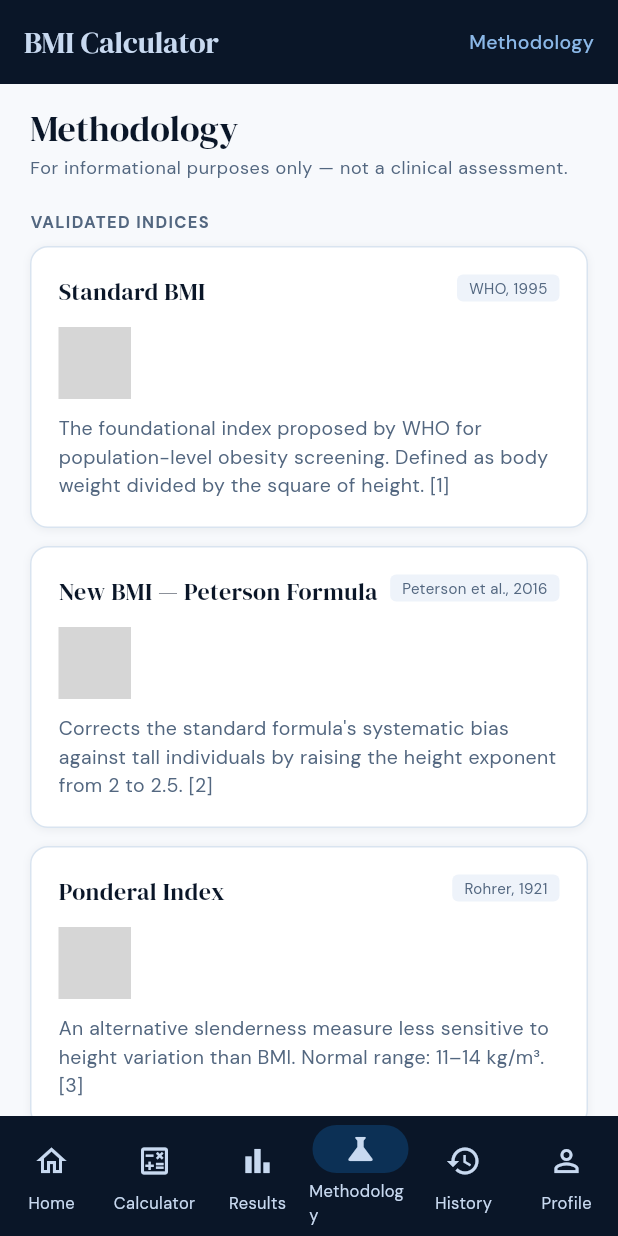
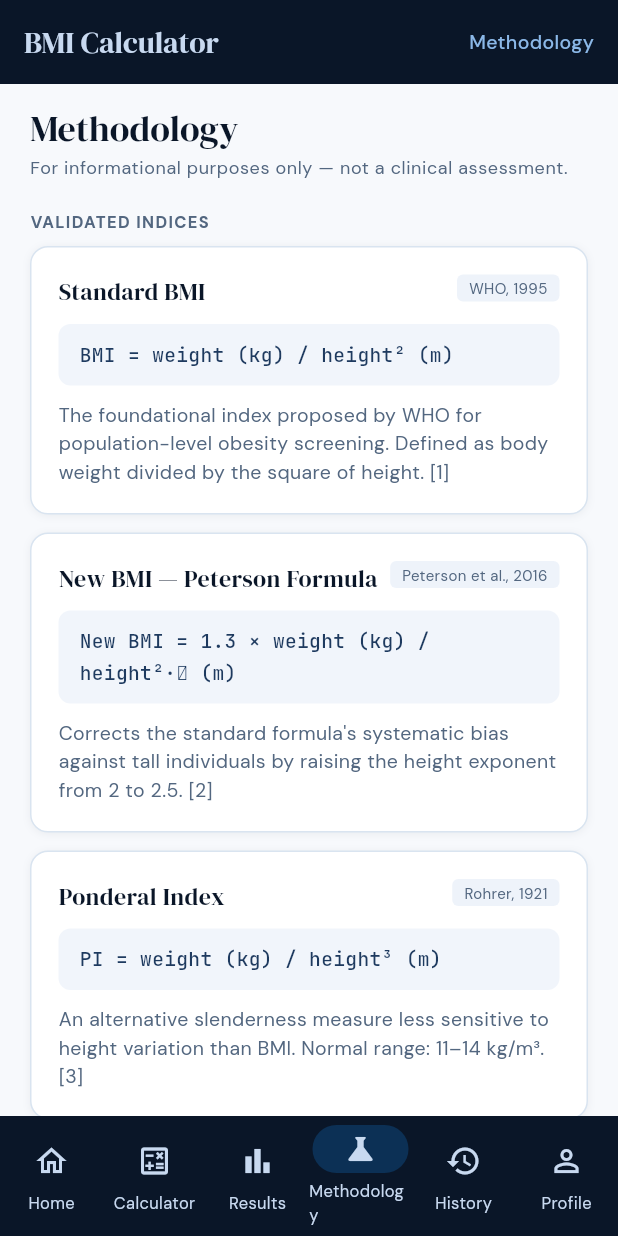
Before and after one commit to s81/bmi-app, a Flutter app: the screen it shows after launch, item 4 of the bottom bar chosen, on a phone screen of 412 x 824 dp. Run offline on Flutter 3.47's test engine with Material 3 defaults, Android fonts, the phone set to English and light mode, and no system bars; our stand-ins replace fl_chart, google_fonts, supabase_flutter; accounts and stored records are empty; grey boxes are pictures that could not be loaded.

Commit message:
Fix NDK version and remove flutter_math_fork (incompatible with Flutter 3.22)
- Set ndkVersion "25.1.8937393" explicitly in app/build.gradle
- Remove flutter_math_fork (RenderObjectWithLayoutCallbackMixin removed in
  Flutter 3.22, package is unmaintained)
- Rewrite methodology_screen to render formulas as styled JetBrainsMono
  text blocks instead of LaTeX

https://claude.ai/code/session_01FZ4Cadu8XB6W6AUJ9a7C3G

```diff
--- a/mobile/lib/screens/methodology_screen.dart
+++ b/mobile/lib/screens/methodology_screen.dart
@@ -1,5 +1,4 @@
 import 'package:flutter/material.dart';
-import 'package:flutter_math_fork/flutter_math.dart';
 import 'package:google_fonts/google_fonts.dart';
 import '../theme/app_theme.dart';
 import '../widgets/section_header.dart';
@@ -27,60 +26,62 @@ class MethodologyScreen extends StatelessWidget {
             _formulaCard(
               'Standard BMI',
               'WHO, 1995',
-              r'\text{BMI} = \dfrac{\text{weight (kg)}}{\text{height (m)}^2}',
+              'BMI = weight (kg) / height² (m)',
               'The foundational index proposed by WHO for population-level obesity screening. '
               'Defined as body weight divided by the square of height. [1]',
             ),
             _formulaCard(
               'New BMI — Peterson Formula',
               'Peterson et al., 2016',
-              r'\text{New BMI} = \dfrac{1.3 \times \text{weight (kg)}}{\text{height (m)}^{2.5}}',
-              'Corrects the standard formula\'s systematic bias against tall individuals '
+              'New BMI = 1.3 × weight (kg) / height²·⁵ (m)',
+              "Corrects the standard formula's systematic bias against tall individuals "
               'by raising the height exponent from 2 to 2.5. [2]',
             ),
             _formulaCard(
               'Ponderal Index',
               'Rohrer, 1921',
-              r'\text{PI} = \dfrac{\text{weight (kg)}}{\text{height (m)}^3}',
+              'PI = weight (kg) / height³ (m)',
               'An alternative slenderness measure less sensitive to height variation than BMI. '
               'Normal range: 11–14 kg/m³. [3]',
             ),
             _formulaCard(
               'Body Surface Area — Mosteller',
               'Mosteller, 1987',
-              r'\text{BSA} = \sqrt{\dfrac{\text{height (cm)} \times \text{weight (kg)}}{3600}}',
+              'BSA = √( height (cm) × weight (kg) / 3600 )',
               'Used clinically for chemotherapy dosing and cardiac output normalisation. '
               'Reported in m². [4]',
             ),
             _formulaCard(
               'Waist-to-Height Ratio',
               'Ashwell & Gibson, 2016',
-              r'\text{WHtR} = \dfrac{\text{waist (cm)}}{\text{height (cm)}}',
+              'WHtR = waist (cm) / height (cm)',
               'Stronger predictor of cardiometabolic risk than BMI alone. '
               'Evidence-based target: WHtR < 0.5. [6]',
             ),
             _formulaCard(
               'IBW — Hamwi Formula',
               'Hamwi, 1964',
-              r'\text{IBW} = \begin{cases} 48.0 + 2.7(h_{\text{in}}-60) & \text{male} \\ 45.5 + 2.2(h_{\text{in}}-60) & \text{female}\end{cases}',
+              'Male:   IBW = 48.0 + 2.7 × (h_in − 60)\n'
+              'Female: IBW = 45.5 + 2.2 × (h_in − 60)',
               'Original IBW formula developed for insulin dosing in diabetes. Height in inches above 5 ft. [10]',
             ),
             _formulaCard(
               'IBW — Devine Formula',
               'Devine, 1974',
-              r'\text{IBW} = \begin{cases} 50.0 + 2.3(h_{\text{in}}-60) & \text{male} \\ 45.5 + 2.3(h_{\text{in}}-60) & \text{female}\end{cases}',
+              'Male:   IBW = 50.0 + 2.3 × (h_in − 60)\n'
+              'Female: IBW = 45.5 + 2.3 × (h_in − 60)',
               'Most widely used IBW formula in clinical practice. Standard reference in pharmacokinetics. [11]',
             ),
             _formulaCard(
               'Body Fat % — U.S. Navy',
               'Hodgdon & Beckett, 1984',
-              r'\%\text{BF} = \dfrac{495}{1.0324 - 0.19077\log_{10}(W\!-\!N) + 0.15456\log_{10}(H)} - 450',
+              '%BF = 495 / (1.0324 − 0.19077·log₁₀(W−N) + 0.15456·log₁₀(H)) − 450',
               'W = waist, N = neck, H = height (all cm). Validated on U.S. military. Accuracy ±3–4%. [7]',
             ),
             _formulaCard(
               'Body Fat % — Deurenberg',
               'Deurenberg et al., 1991',
-              r'\%\text{BF} = 1.20\times\text{BMI} + 0.23\times\text{age} - 10.8\times S - 5.4',
+              '%BF = 1.20 × BMI + 0.23 × age − 10.8 × S − 5.4',
               'S = 1 for male, 0 for female. Requires only BMI and age. SEE ≈ 4.1%. [8]',
             ),
 
@@ -144,7 +145,7 @@ class MethodologyScreen extends StatelessWidget {
     );
   }
 
-  Widget _formulaCard(String title, String citation, String latex, String description) {
+  Widget _formulaCard(String title, String citation, String formula, String description) {
     return Container(
       margin: const EdgeInsets.only(bottom: 12),
       padding: const EdgeInsets.all(18),
@@ -185,13 +186,20 @@ class MethodologyScreen extends StatelessWidget {
               ),
             ],
           ),
-          const SizedBox(height: 12),
-          SingleChildScrollView(
-            scrollDirection: Axis.horizontal,
-            child: Math.tex(
-              latex,
-              textStyle: const TextStyle(fontSize: 15),
-              mathStyle: MathStyle.display,
+          const SizedBox(height: 10),
+          Container(
+            width: double.infinity,
+            padding: const EdgeInsets.symmetric(horizontal: 14, vertical: 10),
+            decoration: BoxDecoration(
+              color: const Color(0xFFF1F5FB),
+              borderRadius: BorderRadius.circular(8),
+            ),
+            child: Text(
+              formula,
+              style: GoogleFonts.jetBrainsMono(
+                fontSize: 13, color: AppColors.navy3,
+                fontWeight: FontWeight.w500, height: 1.6,
+              ),
             ),
           ),
           const SizedBox(height: 10),
--- a/mobile/pubspec.yaml
+++ b/mobile/pubspec.yaml
@@ -11,7 +11,6 @@ dependencies:
     sdk: flutter
   google_fonts: ^6.2.1
   provider: ^6.1.2
-  flutter_math_fork: ^0.7.2
   supabase_flutter: ^2.5.6
   fl_chart: ^0.68.0
   intl: ^0.19.0
```
Also changed, not shown: 1 other file.
